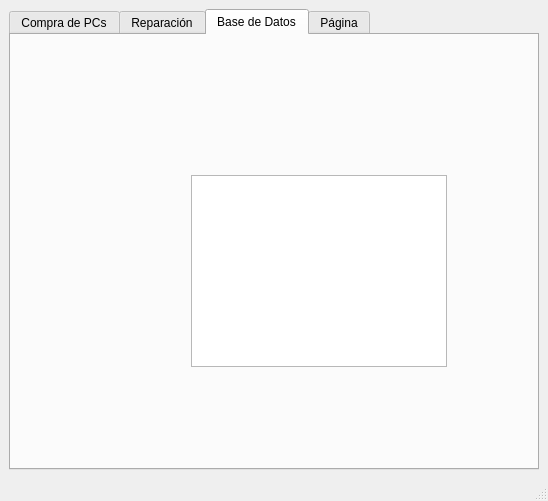
First picture: the form in aplicacionU5Ajustable.ui, repository Casta626/Trabajo-5-DIN, before the edit.
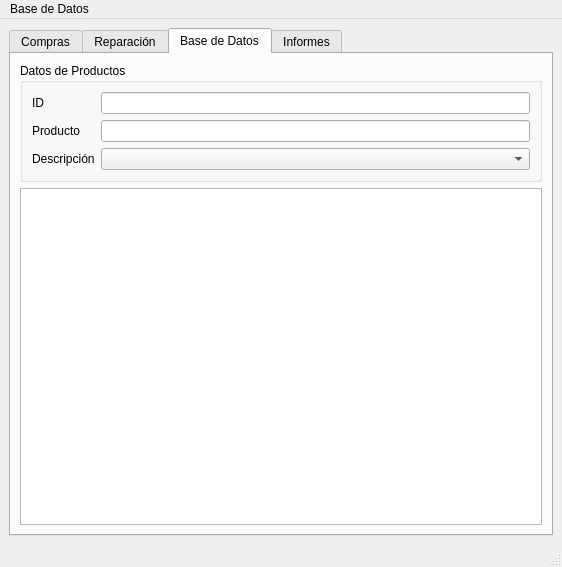
Second picture: the form after the edit. The open tabs and pages were chosen to show the change. Icons and pictures are not drawn.

The edit to the form file:
```diff
--- a/aplicacionU5Ajustable.ui
+++ b/aplicacionU5Ajustable.ui
@@ -6,8 +6,8 @@
    <rect>
     <x>0</x>
     <y>0</y>
-    <width>548</width>
-    <height>501</height>
+    <width>562</width>
+    <height>567</height>
    </rect>
   </property>
   <property name="windowTitle">
@@ -22,7 +22,7 @@
       </property>
       <widget class="QWidget" name="tabCompras">
        <attribute name="title">
-        <string>Compra de PCs</string>
+        <string>Compras</string>
        </attribute>
        <layout class="QVBoxLayout" name="verticalLayout">
         <item>
@@ -187,20 +187,54 @@
        <attribute name="title">
         <string>Base de Datos</string>
        </attribute>
-       <widget class="QTableView" name="tableView">
-        <property name="geometry">
-         <rect>
-          <x>180</x>
-          <y>140</y>
-          <width>256</width>
-          <height>192</height>
-         </rect>
-        </property>
-       </widget>
+       <layout class="QVBoxLayout" name="verticalLayout_5">
+        <item>
+         <widget class="QGroupBox" name="groupBox">
+          <property name="title">
+           <string>Datos de Productos</string>
+          </property>
+          <layout class="QFormLayout" name="formLayout">
+           <item row="0" column="0">
+            <widget class="QLabel" name="labelIDDB">
+             <property name="text">
+              <string>ID</string>
+             </property>
+            </widget>
+           </item>
+           <item row="0" column="1">
+            <widget class="QLineEdit" name="lineEditIDDB"/>
+           </item>
+           <item row="1" column="0">
+            <widget class="QLabel" name="labelProductoDB">
+             <property name="text">
+              <string>Producto</string>
+             </property>
+            </widget>
+           </item>
+           <item row="1" column="1">
+            <widget class="QLineEdit" name="lineEditProductoDB"/>
+           </item>
+           <item row="2" column="0">
+            <widget class="QLabel" name="labelDescripcionDB">
+             <property name="text">
+              <string>Descripción</string>
+             </property>
+            </widget>
+           </item>
+           <item row="2" column="1">
+            <widget class="QComboBox" name="comboBoxDescripcionDB"/>
+           </item>
+          </layout>
+         </widget>
+        </item>
+        <item>
+         <widget class="QTableView" name="tablaDB"/>
+        </item>
+       </layout>
       </widget>
       <widget class="QWidget" name="tab">
        <attribute name="title">
-        <string>Página</string>
+        <string>Informes</string>
        </attribute>
        <layout class="QVBoxLayout" name="verticalLayout_4">
         <item>
@@ -243,10 +277,19 @@
     <rect>
      <x>0</x>
      <y>0</y>
-     <width>548</width>
+     <width>562</width>
      <height>22</height>
     </rect>
    </property>
+   <widget class="QMenu" name="menuBase_de_Datos">
+    <property name="title">
+     <string>Base de Datos</string>
+    </property>
+    <addaction name="actionInsertar"/>
+    <addaction name="actionModificar"/>
+    <addaction name="actionEliminar"/>
+   </widget>
+   <addaction name="menuBase_de_Datos"/>
   </widget>
   <widget class="QStatusBar" name="statusbar"/>
  </widget>
```
Left out of the diff: 130 changed lines with no effect on the pictures.
